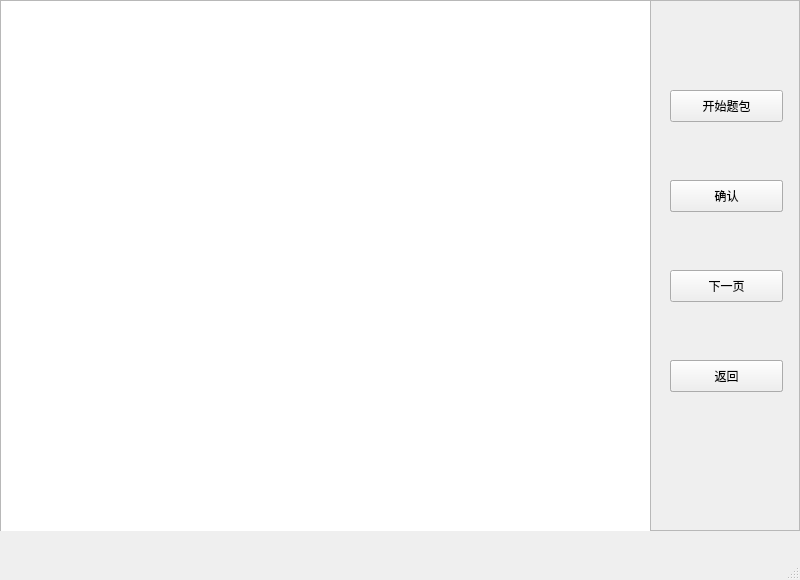
Qt form functionWindow.ui (Camorgx/CodiaClient) before a commit.
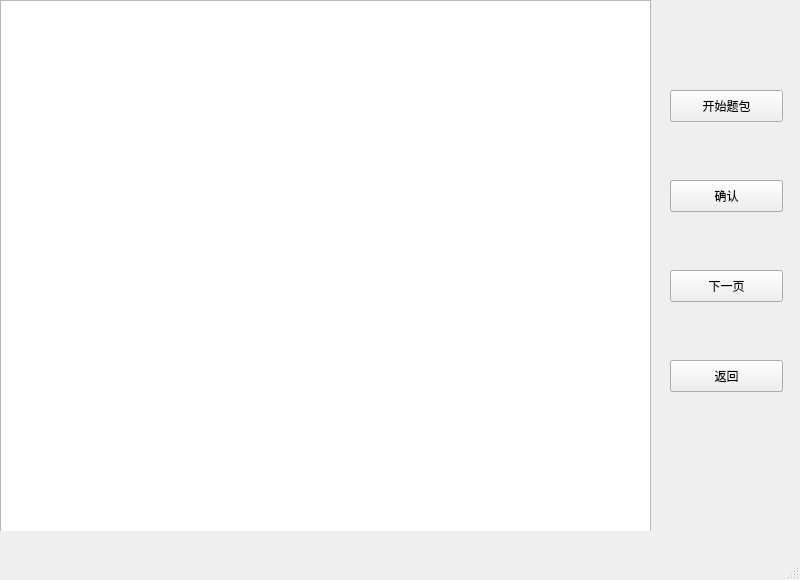
The same form after that commit.

Patch:
```diff
--- a/functionWindow.ui
+++ b/functionWindow.ui
@@ -39,7 +39,7 @@
      </size>
     </property>
     <property name="frameShape">
-     <enum>QFrame::StyledPanel</enum>
+     <enum>QFrame::NoFrame</enum>
     </property>
     <property name="frameShadow">
      <enum>QFrame::Raised</enum>
@@ -104,7 +104,7 @@
      </rect>
     </property>
     <property name="frameShape">
-     <enum>QFrame::StyledPanel</enum>
+     <enum>QFrame::NoFrame</enum>
     </property>
     <property name="frameShadow">
      <enum>QFrame::Raised</enum>
```
